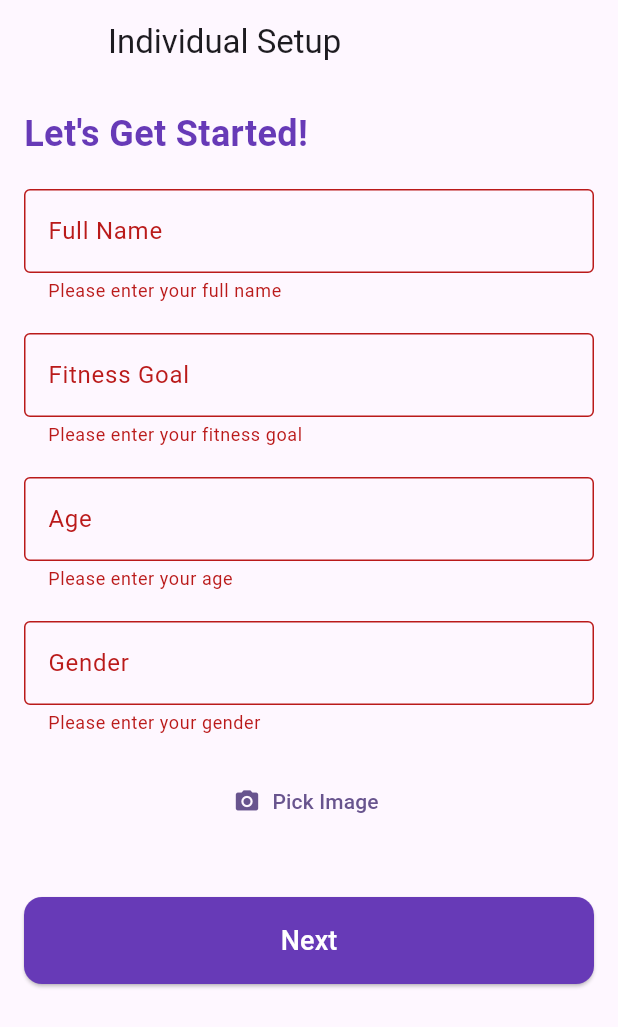
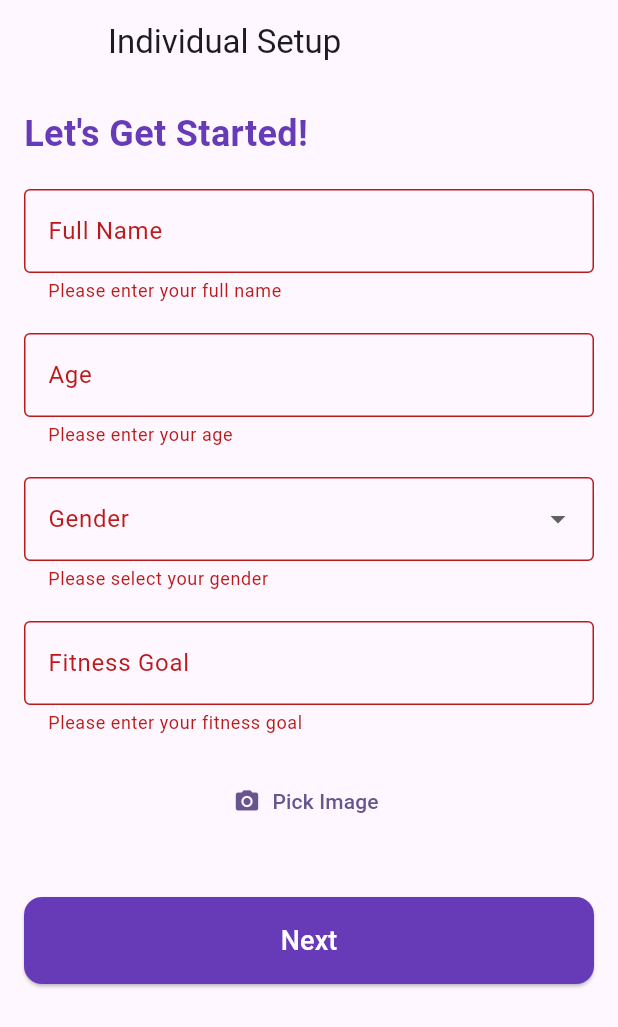
Before and after one commit to Nouaman1945/fitness_app, a Flutter app: the IndividualSetupScreen screen opened directly, after a tap on "Next", on a phone screen of 412 x 824 dp. Shown: the top 1027 px of the screen. Run offline on Flutter 3.47's test engine with Material 3 defaults, Android fonts, the phone set to English and light mode, and no system bars; our stand-ins replace cloud_firestore, firebase_auth, firebase_core, firebase_storage, flutter_svg, image_picker; accounts and stored records are empty.

Commit message:
Updated Version of the app

```diff
--- a/lib/screens/IndivSetup.dart
+++ b/lib/screens/IndivSetup.dart
@@ -4,7 +4,7 @@ import 'package:image_picker/image_picker.dart';
 import 'package:cloud_firestore/cloud_firestore.dart';
 import 'package:firebase_auth/firebase_auth.dart';
 import 'package:firebase_storage/firebase_storage.dart';
-import 'LandingPageIndiv.dart'; // Ensure the correct import path
+import 'LandingPageIndiv.dart';
 
 class IndividualSetupScreen extends StatefulWidget {
   const IndividualSetupScreen({Key? key}) : super(key: key);
@@ -18,10 +18,10 @@ class _IndividualSetupScreenState extends State<IndividualSetupScreen> {
   final TextEditingController _fullNameController = TextEditingController();
   final TextEditingController _fitnessGoalController = TextEditingController();
   final TextEditingController _ageController = TextEditingController();
-  final TextEditingController _genderController = TextEditingController();
+  String? _selectedGender;
+  final ImagePicker _picker = ImagePicker();
 
   File? _image;
-  final ImagePicker _picker = ImagePicker();
   bool _isLoading = false;
 
   Future<void> _pickImage() async {
@@ -52,10 +52,9 @@ class _IndividualSetupScreenState extends State<IndividualSetupScreen> {
       if (_image != null) {
         final storageRef = FirebaseStorage.instance
             .ref()
-            .child('profileImages') // Ensure this path is correct in Firebase Storage
+            .child('profileImages')
             .child('${user.uid}_${DateTime.now().millisecondsSinceEpoch}');
 
-        // Upload the image to Firebase Storage
         final uploadTask = storageRef.putFile(_image!);
         final snapshot = await uploadTask.whenComplete(() {
           if (uploadTask.snapshot.state != TaskState.success) {
@@ -63,34 +62,29 @@ class _IndividualSetupScreenState extends State<IndividualSetupScreen> {
           }
         });
 
-        // Get the download URL
         imageUrl = await snapshot.ref.getDownloadURL();
       }
 
-      // Save user data to Firestore
       await FirebaseFirestore.instance.collection('users').doc(user.uid).set({
         'fullName': _fullNameController.text,
-        'email': user.email, // Assuming the user is already signed up
+        'email': user.email,
         'age': int.parse(_ageController.text),
-        'gender': _genderController.text,
+        'gender': _selectedGender,
         'fitnessGoal': _fitnessGoalController.text,
         'profileImageUrl': imageUrl,
         'createdAt': Timestamp.now(),
         'updatedAt': Timestamp.now(),
       });
 
-      // Navigate to Landing Page after successful setup
       Navigator.of(context).pushReplacement(
         MaterialPageRoute(builder: (context) => const LandingPage()),
       );
 
     } catch (e) {
-      print('Error occurred during data upload: $e');
       setState(() {
         _isLoading = false;
       });
 
-      // Show an error dialog
       showDialog(
         context: context,
         builder: (context) => AlertDialog(
@@ -110,7 +104,6 @@ class _IndividualSetupScreenState extends State<IndividualSetupScreen> {
       });
     }
   }
-
 
   @override
   Widget build(BuildContext context) {
@@ -151,20 +144,6 @@ class _IndividualSetupScreenState extends State<IndividualSetupScreen> {
                 ),
                 const SizedBox(height: 20),
                 TextFormField(
-                  controller: _fitnessGoalController,
-                  decoration: const InputDecoration(
-                    labelText: 'Fitness Goal',
-                    border: OutlineInputBorder(),
-                  ),
-                  validator: (value) {
-                    if (value == null || value.isEmpty) {
-                      return 'Please enter your fitness goal';
-                    }
-                    return null;
-                  },
-                ),
-                const SizedBox(height: 20),
-                TextFormField(
                   controller: _ageController,
                   decoration: const InputDecoration(
                     labelText: 'Age',
@@ -183,15 +162,36 @@ class _IndividualSetupScreenState extends State<IndividualSetupScreen> {
                   },
                 ),
                 const SizedBox(height: 20),
-                TextFormField(
-                  controller: _genderController,
+                DropdownButtonFormField<String>(
                   decoration: const InputDecoration(
                     labelText: 'Gender',
                     border: OutlineInputBorder(),
                   ),
+                  value: _selectedGender,
+                  onChanged: (newValue) {
+                    setState(() {
+                      _selectedGender = newValue;
+                    });
+                  },
+                  items: ['Male', 'Female', 'Other']
+                      .map((gender) => DropdownMenuItem(
+                    value: gender,
+                    child: Text(gender),
+                  ))
+                      .toList(),
+                  validator: (value) =>
+                  value == null ? 'Please select your gender' : null,
+                ),
+                const SizedBox(height: 20),
+                TextFormField(
+                  controller: _fitnessGoalController,
+                  decoration: const InputDecoration(
+                    labelText: 'Fitness Goal',
+                    border: OutlineInputBorder(),
+                  ),
                   validator: (value) {
                     if (value == null || value.isEmpty) {
-                      return 'Please enter your gender';
+                      return 'Please enter your fitness goal';
                     }
                     return null;
                   },
@@ -205,7 +205,10 @@ class _IndividualSetupScreenState extends State<IndividualSetupScreen> {
                 if (_image != null)
                   Padding(
                     padding: const EdgeInsets.symmetric(vertical: 20),
-                    child: Image.file(_image!),
+                    child: CircleAvatar(
+                      radius: 50,
+                      backgroundImage: FileImage(_image!),
+                    ),
                   ),
                 const SizedBox(height: 40),
                 ElevatedButton(
--- a/lib/screens/SignUpScreen.dart
+++ b/lib/screens/SignUpScreen.dart
@@ -240,9 +240,9 @@ class _SignUpScreenState extends State<SignUpScreen> {
     return Row(
       mainAxisAlignment: MainAxisAlignment.center,
       children: [
-        _buildSocialButton("assets/images/google_icon.svg"),
-        SizedBox(width: 10),
-        _buildSocialButton("assets/images/facebook_icon.svg"),
+        _buildSocialButton("assets/images/icons8-google.svg"),
+        SizedBox(width: 20),
+        _buildSocialButton("assets/images/icons8-facebook.svg"),
       ],
     );
   }
--- a/lib/screens/login_screen.dart
+++ b/lib/screens/login_screen.dart
@@ -232,9 +232,9 @@ class _LoginScreenState extends State<LoginScreen> {
     return Row(
       mainAxisAlignment: MainAxisAlignment.center,
       children: [
-        _buildSocialButton("assets/images/google_icon.svg"),
+        _buildSocialButton("assets/images/icons8-google.svg"),
         SizedBox(width: 20),
-        _buildSocialButton("assets/images/facebook_icon.svg"),
+        _buildSocialButton("assets/images/icons8-facebook.svg"),
       ],
     );
   }
```
Also changed, not shown: lib/screens/CoachSetupScreen.dart (+19 -0 lines), assets/images/icons8-facebook.svg (added), assets/images/icons8-google.svg (added).
